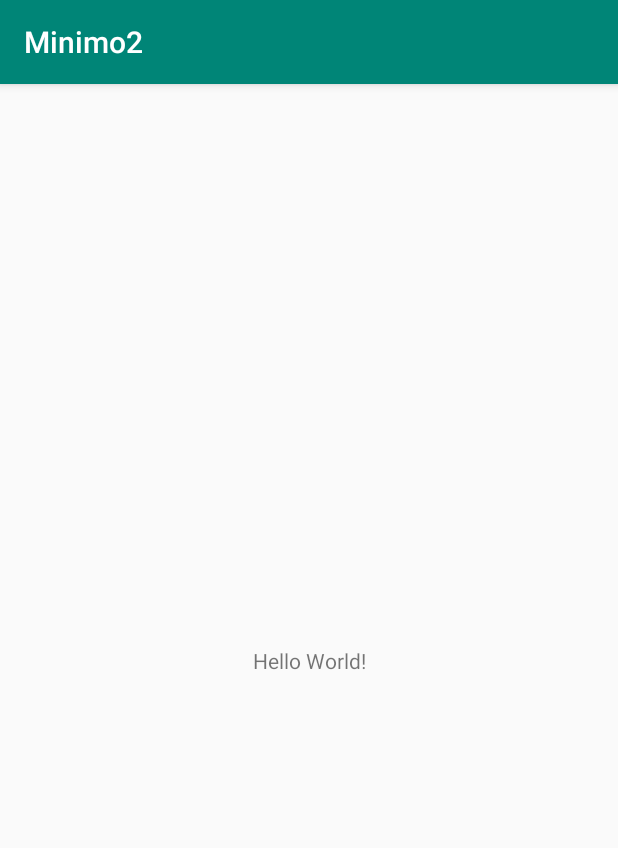
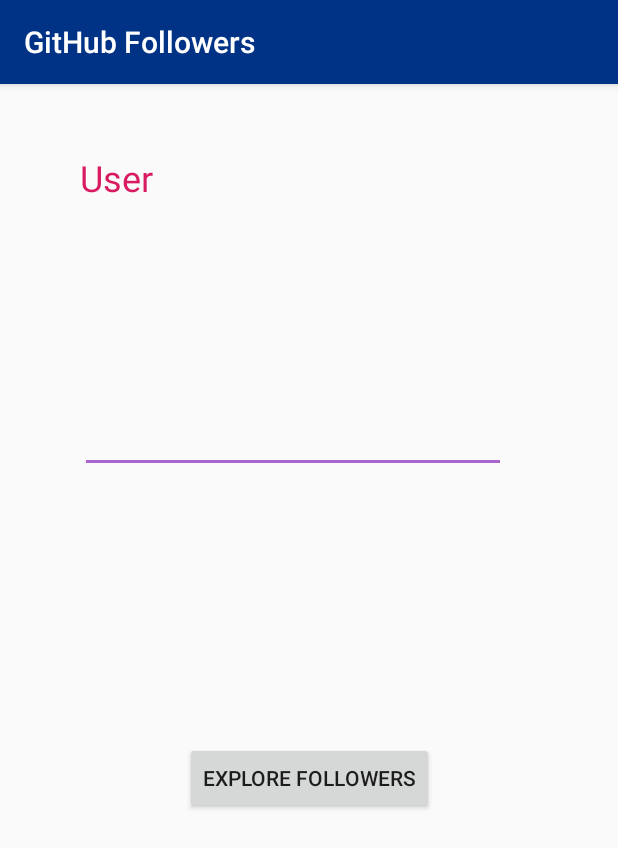
Before and after one commit to SergiVera/Minimo2, an Android app: the screen it shows after launch (MainActivity), on a phone screen of 412 x 824 dp. Shown: the top 848 px of the screen. Run offline under Robolectric (Android 15) with nearby library versions, the phone set to English and light mode, and no system bars.

```diff
--- a/app/src/main/res/layout/activity_main.xml
+++ b/app/src/main/res/layout/activity_main.xml
@@ -7,12 +7,53 @@
     tools:context=".MainActivity">
 
     <TextView
+        android:id="@+id/textView"
+        android:layout_width="68dp"
+        android:layout_height="33dp"
+        android:layout_marginStart="39dp"
+        android:layout_marginTop="46dp"
+        android:layout_marginEnd="277dp"
+        android:layout_marginBottom="17dp"
+        android:text="@string/user"
+        android:textColor="@color/colorAccent"
+        android:textSize="24sp"
+        app:layout_constraintBottom_toTopOf="@+id/username"
+        app:layout_constraintEnd_toEndOf="parent"
+        app:layout_constraintStart_toStartOf="parent"
+        app:layout_constraintTop_toTopOf="parent"
+        app:layout_constraintVertical_chainStyle="spread_inside" />
+
+    <EditText
+        android:id="@+id/username"
+        android:layout_width="284dp"
+        android:layout_height="wrap_content"
+        android:layout_marginStart="39dp"
+        android:layout_marginTop="17dp"
+        android:layout_marginEnd="61dp"
+        android:layout_marginBottom="40dp"
+        android:backgroundTint="@android:color/holo_purple"
+        android:ems="10"
+        android:inputType="textPersonName"
+        android:textColor="@color/colorAccent"
+        app:layout_constraintBottom_toTopOf="@+id/explorebutton"
+        app:layout_constraintEnd_toEndOf="parent"
+        app:layout_constraintStart_toStartOf="parent"
+        app:layout_constraintTop_toBottomOf="@+id/textView"
+        android:autofillHints="" tools:targetApi="o" />
+
+    <Button
+        android:id="@+id/explorebutton"
         android:layout_width="wrap_content"
         android:layout_height="wrap_content"
-        android:text="Hello World!"
+        android:layout_marginStart="109dp"
+        android:layout_marginTop="39dp"
+        android:layout_marginEnd="109dp"
+        android:layout_marginBottom="281dp"
+        android:onClick="sendMessage"
+        android:text="@string/explore_followers"
         app:layout_constraintBottom_toBottomOf="parent"
-        app:layout_constraintLeft_toLeftOf="parent"
-        app:layout_constraintRight_toRightOf="parent"
-        app:layout_constraintTop_toTopOf="parent" />
+        app:layout_constraintEnd_toEndOf="parent"
+        app:layout_constraintStart_toStartOf="parent"
+        app:layout_constraintTop_toBottomOf="@+id/username" />
 
 </android.support.constraint.ConstraintLayout>
--- a/app/src/main/res/values/colors.xml
+++ b/app/src/main/res/values/colors.xml
@@ -1,6 +1,6 @@
 <?xml version="1.0" encoding="utf-8"?>
 <resources>
-    <color name="colorPrimary">#008577</color>
-    <color name="colorPrimaryDark">#00574B</color>
-    <color name="colorAccent">#D81B60</color>
+    <color name="colorPrimary">#003385</color>
+    <color name="colorPrimaryDark">#003385</color>
+    <color name="colorAccent">#d81b60</color>
 </resources>
--- a/app/src/main/res/values/strings.xml
+++ b/app/src/main/res/values/strings.xml
@@ -1,3 +1,6 @@
 <resources>
-    <string name="app_name">Minimo2</string>
+    <string name="app_name">GitHub Followers</string>
+    <string name="explore_followers">EXPLORE FOLLOWERS</string>
+    <string name="user">User</string>
+    <string name="textview">TextView</string>
 </resources>
```
Also changed, not shown: app/build.gradle (+9 -0 lines), app/src/main/AndroidManifest.xml (+11 -0 lines), app/src/main/java/dsa/eetac/upc/edu/APIRest.java (added, +39 -0 lines), app/src/main/java/dsa/eetac/upc/edu/Followers.java (added, +7 -0 lines), app/src/main/java/dsa/eetac/upc/edu/FollowersActivity.java (added, +30 -0 lines), app/src/main/java/dsa/eetac/upc/edu/MainActivity.java (+13 -0 lines), app/src/main/java/dsa/eetac/upc/edu/Recycler.java (added, +48 -0 lines), app/src/main/java/dsa/eetac/upc/edu/User.java (added, +67 -0 lines), app/src/main/res/layout/activity_followers.xml (added, +32 -0 lines).
